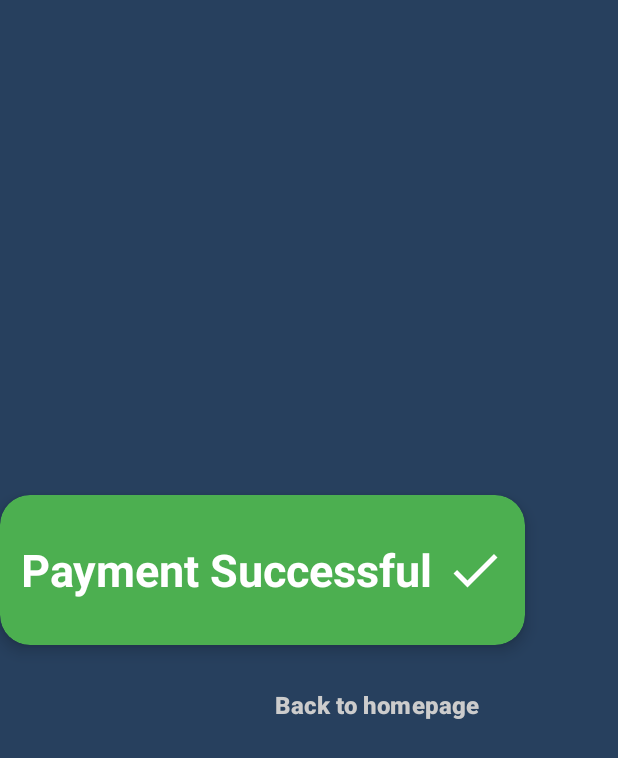
After one commit to priyatc05/Quickart, an Android app: the Payment_screen screen opened directly, with no data from a screen before it, on a phone screen of 412 x 824 dp. The commit adds this screen. Shown: the top 758 px of the screen. Run offline under Robolectric (Android 15) with nearby library versions, the phone set to English and light mode, and no system bars.

Commit message:
ell code

```diff
--- a/app/build.gradle.kts
+++ b/app/build.gradle.kts
@@ -37,6 +37,7 @@ dependencies {
     implementation("androidx.constraintlayout:constraintlayout:2.1.4")
     implementation("com.google.firebase:firebase-firestore:24.10.3")
     implementation("com.google.firebase:firebase-database:20.3.1")
+    implementation("androidx.activity:activity:1.8.0")
     testImplementation("junit:junit:4.13.2")
     androidTestImplementation("androidx.test.ext:junit:1.1.5")
     androidTestImplementation("androidx.test.espresso:espresso-core:3.5.1")
--- /dev/null
+++ b/app/src/main/java/com/middlesex/quickart/Payment_screen.java
@@ -0,0 +1,24 @@
+package com.middlesex.quickart;
+
+import android.os.Bundle;
+
+import androidx.activity.EdgeToEdge;
+import androidx.appcompat.app.AppCompatActivity;
+import androidx.core.graphics.Insets;
+import androidx.core.view.ViewCompat;
+import androidx.core.view.WindowInsetsCompat;
+
+public class Payment_screen extends AppCompatActivity {
+
+    @Override
+    protected void onCreate(Bundle savedInstanceState) {
+        super.onCreate(savedInstanceState);
+        EdgeToEdge.enable(this);
+        setContentView(R.layout.activity_payment_screen);
+//        ViewCompat.setOnApplyWindowInsetsListener(findViewById(R.id.main), (v, insets) -> {
+//            Insets systemBars = insets.getInsets(WindowInsetsCompat.Type.systemBars());
+//            v.setPadding(systemBars.left, systemBars.top, systemBars.right, systemBars.bottom);
+//            return insets;
+//        });
+    }
+}
--- /dev/null
+++ b/app/src/main/res/drawable/admin_circle.xml
@@ -0,0 +1,5 @@
+<vector xmlns:android="http://schemas.android.com/apk/res/android" android:height="24dp" android:tint="#000000" android:viewportHeight="24" android:viewportWidth="24" android:width="24dp">
+
+    <path android:fillColor="@android:color/white" android:pathData="M12,2C6.48,2 2,6.48 2,12s4.48,10 10,10s10,-4.48 10,-10S17.52,2 12,2zM12,6c1.93,0 3.5,1.57 3.5,3.5S13.93,13 12,13s-3.5,-1.57 -3.5,-3.5S10.07,6 12,6zM12,20c-2.03,0 -4.43,-0.82 -6.14,-2.88C7.55,15.8 9.68,15 12,15s4.45,0.8 6.14,2.12C16.43,19.18 14.03,20 12,20z"/>
+
+</vector>
--- /dev/null
+++ b/app/src/main/res/drawable/baseline_check_24.xml
@@ -0,0 +1,5 @@
+<vector xmlns:android="http://schemas.android.com/apk/res/android" android:height="24dp" android:tint="#000000" android:viewportHeight="24" android:viewportWidth="24" android:width="24dp">
+
+    <path android:fillColor="@android:color/white" android:pathData="M9,16.17L4.83,12l-1.42,1.41L9,19 21,7l-1.41,-1.41z"/>
+
+</vector>
--- /dev/null
+++ b/app/src/main/res/drawable/rounded_button.xml
@@ -0,0 +1,5 @@
+<?xml version="1.0" encoding="utf-8"?>
+<shape xmlns:android="http://schemas.android.com/apk/res/android"
+android:shape="rectangle">
+<corners android:radius="16dp" />
+</shape>1
--- /dev/null
+++ b/app/src/main/res/layout/activity_payment_screen.xml
@@ -0,0 +1,61 @@
+<?xml version="1.0" encoding="utf-8"?>
+<RelativeLayout xmlns:android="http://schemas.android.com/apk/res/android"
+    xmlns:app="http://schemas.android.com/apk/res-auto"
+    android:layout_width="match_parent"
+    android:layout_height="match_parent"
+    android:gravity="center"
+    android:background="@color/blue">
+
+    <androidx.cardview.widget.CardView
+        android:id="@+id/cardView"
+        android:layout_width="350dp"
+        android:layout_height="100dp"
+        android:backgroundTint="#4CAF50"
+        app:cardCornerRadius="20dp"
+        app:cardElevation="6dp">
+
+        <LinearLayout
+            android:layout_width="match_parent"
+            android:layout_height="match_parent"
+            android:gravity="center"
+            android:orientation="horizontal"
+            android:padding="16dp">
+
+            <TextView
+                android:layout_width="wrap_content"
+                android:layout_height="wrap_content"
+                android:text="Payment Successful"
+                android:textColor="#FFFFFF"
+                android:textSize="30sp"
+                android:textStyle="bold" />
+
+            <ImageView
+                android:layout_width="40dp"
+                android:layout_height="40dp"
+                android:layout_marginStart="8dp"
+                android:src="@drawable/baseline_check_24"
+                app:tint="#FFFFFF" />
+
+        </LinearLayout>
+
+    </androidx.cardview.widget.CardView>
+
+    <Button
+        android:id="@+id/btnBackToHomepage"
+        android:layout_width="wrap_content"
+        android:layout_height="wrap_content"
+        android:layout_below="@+id/cardView"
+        android:layout_alignParentStart="true"
+        android:layout_alignParentEnd="true"
+        android:layout_marginStart="144dp"
+        android:layout_marginTop="16dp"
+        android:layout_marginEnd="53dp"
+        android:background="?attr/selectableItemBackground"
+        android:clickable="true"
+        android:focusable="true"
+        android:text="Back to homepage"
+        android:textColor="#CCCCCC"
+        android:textSize="16sp"
+        android:textStyle="bold" />
+
+</RelativeLayout>
--- a/app/src/main/res/values/colors.xml
+++ b/app/src/main/res/values/colors.xml
@@ -2,4 +2,5 @@
 <resources>
     <color name="grey">#d8dee1</color>
     <color name="blue">#27405e</color>
+
 </resources>
--- a/app/src/main/res/values/strings.xml
+++ b/app/src/main/res/values/strings.xml
@@ -1,3 +1,4 @@
 <resources>
     <string name="app_name">Guardian Gate</string>
+    <string name="payment_successful">Payment Successful</string>
 </resources>
```
Also changed, not shown: app/src/main/AndroidManifest.xml (+9 -0 lines), app/src/main/java/com/middlesex/quickart/home_screen.java (added, +24 -0 lines), app/src/main/java/com/middlesex/quickart/list_page.java (added, +24 -0 lines), app/src/main/res/layout/activity_home_screen.xml (added, +63 -0 lines), app/src/main/res/layout/activity_main.xml (+17 -18 lines), app/src/main/res/layout/list_page.xml (added, +128 -0 lines).
